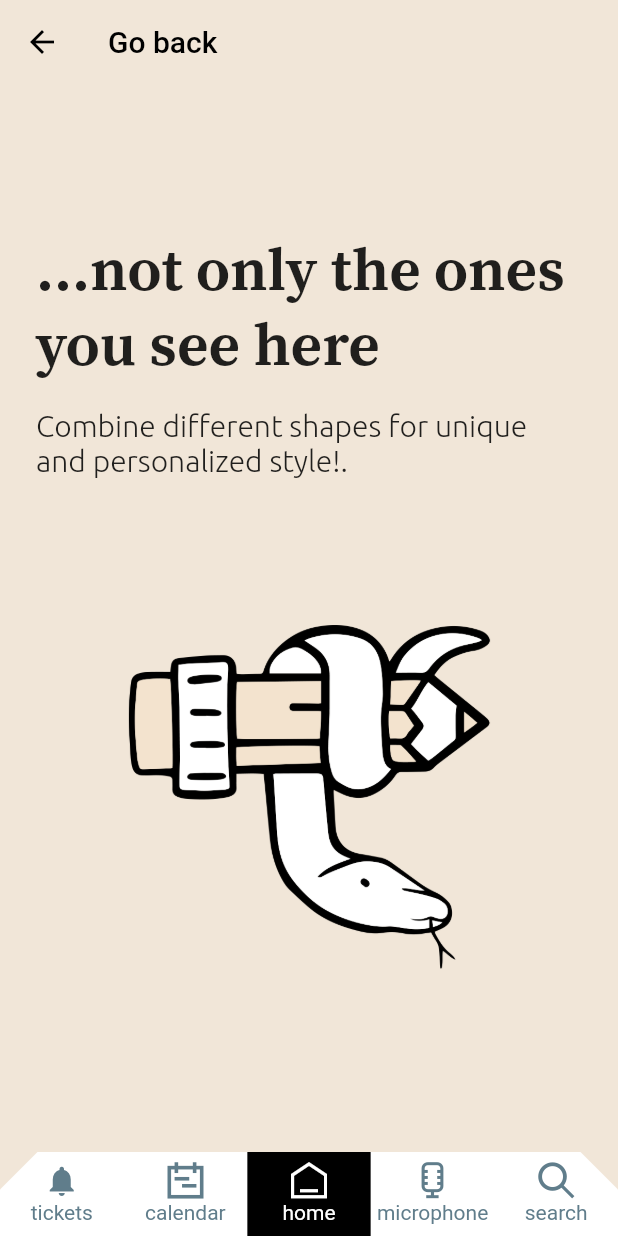
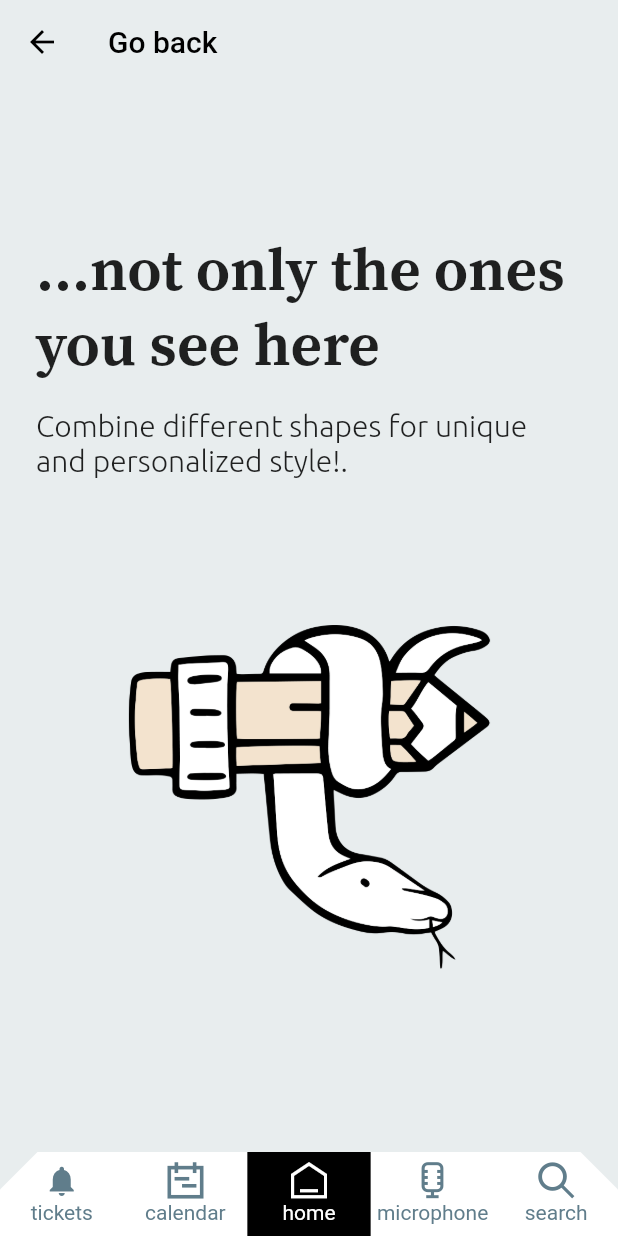
Before and after one commit to herodotdigital/SnakeBottomNavigationBar, a Flutter app: the screen it shows after launch, swiped to page 3, on a phone screen of 412 x 824 dp. Run offline on Flutter 3.47's test engine with Material 2 defaults, Android fonts, the phone set to English and light mode, and no system bars.

Commit message:
fixed formatting

```diff
--- a/example/lib/custom_icons.dart
+++ b/example/lib/custom_icons.dart
@@ -5,13 +5,9 @@ class CustomIcons {
 
   static const _kFontFamily = 'IconFont';
 
-  static const IconData calendar =
-      const IconData(0xe800, fontFamily: _kFontFamily);
-  static const IconData podcasts =
-      const IconData(0xe801, fontFamily: _kFontFamily);
-  static const IconData home = const IconData(0xe802, fontFamily: _kFontFamily);
-  static const IconData search =
-      const IconData(0xe803, fontFamily: _kFontFamily);
-  static const IconData tickets =
-      const IconData(0xe804, fontFamily: _kFontFamily);
+  static const IconData calendar = IconData(0xe800, fontFamily: _kFontFamily);
+  static const IconData podcasts = IconData(0xe801, fontFamily: _kFontFamily);
+  static const IconData home = IconData(0xe802, fontFamily: _kFontFamily);
+  static const IconData search = IconData(0xe803, fontFamily: _kFontFamily);
+  static const IconData tickets = IconData(0xe804, fontFamily: _kFontFamily);
 }
--- a/example/lib/main.dart
+++ b/example/lib/main.dart
@@ -17,20 +17,22 @@ class ExampleApp extends StatelessWidget {
 
 class SnakeNavigationBarExampleScreen extends StatefulWidget {
   @override
-  _SnakeNavigationBarExampleScreenState createState() => _SnakeNavigationBarExampleScreenState();
+  _SnakeNavigationBarExampleScreenState createState() =>
+      _SnakeNavigationBarExampleScreenState();
 }
 
-class _SnakeNavigationBarExampleScreenState extends State<SnakeNavigationBarExampleScreen> {
-  BorderRadius _borderRadius = const BorderRadius.only(
+class _SnakeNavigationBarExampleScreenState
+    extends State<SnakeNavigationBarExampleScreen> {
+  final BorderRadius _borderRadius = const BorderRadius.only(
     topLeft: Radius.circular(25),
     topRight: Radius.circular(25),
   );
 
-  ShapeBorder bottomBarShape = RoundedRectangleBorder(
+  ShapeBorder bottomBarShape = const RoundedRectangleBorder(
     borderRadius: BorderRadius.all(Radius.circular(25)),
   );
   SnakeBarBehaviour snakeBarStyle = SnakeBarBehaviour.floating;
-  EdgeInsets padding = EdgeInsets.all(12);
+  EdgeInsets padding = const EdgeInsets.all(12);
 
   int _selectedItemPosition = 2;
   SnakeShape snakeShape = SnakeShape.circle;
@@ -39,17 +41,19 @@ class _SnakeNavigationBarExampleScreenState extends State<SnakeNavigationBarExam
   bool showUnselectedLabels = false;
 
   Color selectedColor = Colors.black;
-  Gradient selectedGradient = LinearGradient(colors: [Colors.red, Colors.amber]);
+  Gradient selectedGradient =
+      const LinearGradient(colors: [Colors.red, Colors.amber]);
 
   Color unselectedColor = Colors.blueGrey;
-  Gradient unselectedGradient = LinearGradient(colors: [Colors.red, Colors.blueGrey]);
+  Gradient unselectedGradient =
+      const LinearGradient(colors: [Colors.red, Colors.blueGrey]);
 
   Color containerColor;
   List<Color> containerColors = [
-    Color(0xFFFDE1D7),
-    Color(0xFFE4EDF5),
-    Color(0xFFF4E4CE),
-    Color(0xFFE7EEED),
+    const Color(0xFFFDE1D7),
+    const Color(0xFFE4EDF5),
+    const Color(0xFFE7EEED),
+    const Color(0xFFF4E4CE),
   ];
 
   @override
@@ -61,14 +65,16 @@ class _SnakeNavigationBarExampleScreenState extends State<SnakeNavigationBarExam
       appBar: AppBar(
         centerTitle: false,
         brightness: Brightness.light,
-        leading: IconButton(icon: Icon(Icons.arrow_back, color: Colors.black), onPressed: () {}),
-        title: Text('Go back', style: TextStyle(color: Colors.black)),
+        leading: IconButton(
+            icon: const Icon(Icons.arrow_back, color: Colors.black),
+            onPressed: () {}),
+        title: const Text('Go back', style: TextStyle(color: Colors.black)),
         elevation: 0,
         backgroundColor: Colors.transparent,
       ),
       body: AnimatedContainer(
         color: containerColor ?? containerColors[0],
-        duration: Duration(seconds: 1),
+        duration: const Duration(seconds: 1),
         child: PageView(
           onPageChanged: _onPageChanged,
           children: <Widget>[
@@ -79,17 +85,20 @@ class _SnakeNavigationBarExampleScreenState extends State<SnakeNavigationBarExam
             ),
             PagerPageWidget(
               text: 'It comes in all shapes and sizes...',
-              description: 'Change indicator and bottom bar shape at your will.',
+              description:
+                  'Change indicator and bottom bar shape at your will.',
               image: Image.asset('images/flutter2.png'),
             ),
             PagerPageWidget(
               text: '...not only the ones you see here',
-              description: 'Combine different shapes for unique and personalized style!.',
+              description:
+                  'Combine different shapes for unique and personalized style!.',
               image: Image.asset('images/flutter3.png'),
             ),
             PagerPageWidget(
               text: 'And it\'s all open source!',
-              description: 'Get the Flutter library on github.com/herodotdigital',
+              description:
+                  'Get the Flutter library on github.com/herodotdigital',
               image: Image.asset('images/flutter4.png'),
             ),
           ],
@@ -103,7 +112,8 @@ class _SnakeNavigationBarExampleScreenState extends State<SnakeNavigationBarExam
 
         ///configuration for SnakeNavigationBar.color
         snakeViewColor: selectedColor,
-        selectedItemColor: snakeShape == SnakeShape.indicator ? selectedColor : null,
+        selectedItemColor:
+            snakeShape == SnakeShape.indicator ? selectedColor : null,
         unselectedItemColor: Colors.blueGrey,
 
         ///configuration for SnakeNavigationBar.gradient
@@ -117,25 +127,31 @@ class _SnakeNavigationBarExampleScreenState extends State<SnakeNavigationBarExam
         currentIndex: _selectedItemPosition,
         onTap: (index) => setState(() => _selectedItemPosition = index),
         items: [
-          BottomNavigationBarItem(icon: Icon(Icons.notifications), label: 'tickets'),
-          BottomNavigationBarItem(icon: Icon(CustomIcons.calendar), label: 'calendar'),
-          BottomNavigationBarItem(icon: Icon(CustomIcons.home), label: 'home'),
-          BottomNavigationBarItem(icon: Icon(CustomIcons.podcasts), label: 'microphone'),
-          BottomNavigationBarItem(icon: Icon(CustomIcons.search), label: 'search')
+          const BottomNavigationBarItem(
+              icon: Icon(Icons.notifications), label: 'tickets'),
+          const BottomNavigationBarItem(
+              icon: Icon(CustomIcons.calendar), label: 'calendar'),
+          const BottomNavigationBarItem(
+              icon: Icon(CustomIcons.home), label: 'home'),
+          const BottomNavigationBarItem(
+              icon: Icon(CustomIcons.podcasts), label: 'microphone'),
+          const BottomNavigationBarItem(
+              icon: Icon(CustomIcons.search), label: 'search')
         ],
       ),
     );
   }
 
-  _onPageChanged(int page) {
+  void _onPageChanged(int page) {
     containerColor = containerColors[page];
     switch (page) {
       case 0:
         setState(() {
           snakeBarStyle = SnakeBarBehaviour.floating;
           snakeShape = SnakeShape.circle;
-          padding = EdgeInsets.all(12);
-          bottomBarShape = RoundedRectangleBorder(borderRadius: BorderRadius.circular(25));
+          padding = const EdgeInsets.all(12);
+          bottomBarShape =
+              RoundedRectangleBorder(borderRadius: BorderRadius.circular(25));
           showSelectedLabels = false;
           showUnselectedLabels = false;
         });
@@ -179,14 +195,15 @@ class PagerPageWidget extends StatelessWidget {
   final String text;
   final String description;
   final Image image;
-  final TextStyle titleStyle = TextStyle(fontSize: 40, fontFamily: 'SourceSerifPro');
-  final TextStyle subtitleStyle = TextStyle(
+  final TextStyle titleStyle =
+      const TextStyle(fontSize: 40, fontFamily: 'SourceSerifPro');
+  final TextStyle subtitleStyle = const TextStyle(
     fontSize: 20,
     fontFamily: 'Ubuntu',
     fontWeight: FontWeight.w200,
   );
 
-  PagerPageWidget({
+  const PagerPageWidget({
     Key key,
     this.text,
     this.description,
@@ -207,7 +224,7 @@ class PagerPageWidget extends StatelessWidget {
     );
   }
 
-  _portraitWidget() {
+  Widget _portraitWidget() {
     return Column(
       mainAxisAlignment: MainAxisAlignment.spaceEvenly,
       crossAxisAlignment: CrossAxisAlignment.stretch,
@@ -217,7 +234,7 @@ class PagerPageWidget extends StatelessWidget {
           crossAxisAlignment: CrossAxisAlignment.stretch,
           children: <Widget>[
             Text(text, style: titleStyle),
-            SizedBox(height: 16),
+            const SizedBox(height: 16),
             Text(description, style: subtitleStyle),
           ],
         ),
@@ -226,7 +243,7 @@ class PagerPageWidget extends StatelessWidget {
     );
   }
 
-  _horizontalWidget(BuildContext context) {
+  Widget _horizontalWidget(BuildContext context) {
     return Row(
       mainAxisAlignment: MainAxisAlignment.spaceEvenly,
       crossAxisAlignment: CrossAxisAlignment.stretch,
--- a/pubspec.yaml
+++ b/pubspec.yaml
@@ -10,10 +10,10 @@ environment:
 dependencies:
   flutter:
     sdk: flutter
+  extra_pedantic: 1.2.0
 
 
 dev_dependencies:
   flutter_test:
     sdk: flutter
   pedantic: ^1.9.2
-  extra_pedantic: 1.2.0
```
Also changed, not shown: example/pubspec.yaml (+6 -7 lines), example/pubspec.lock, pubspec.lock.
